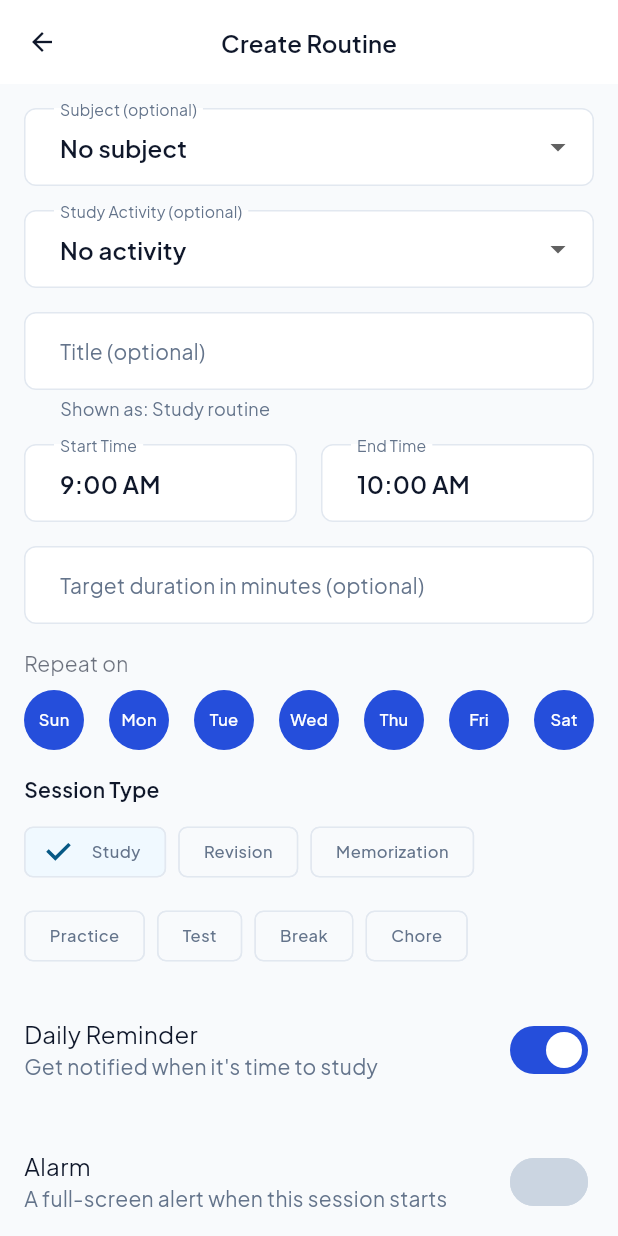
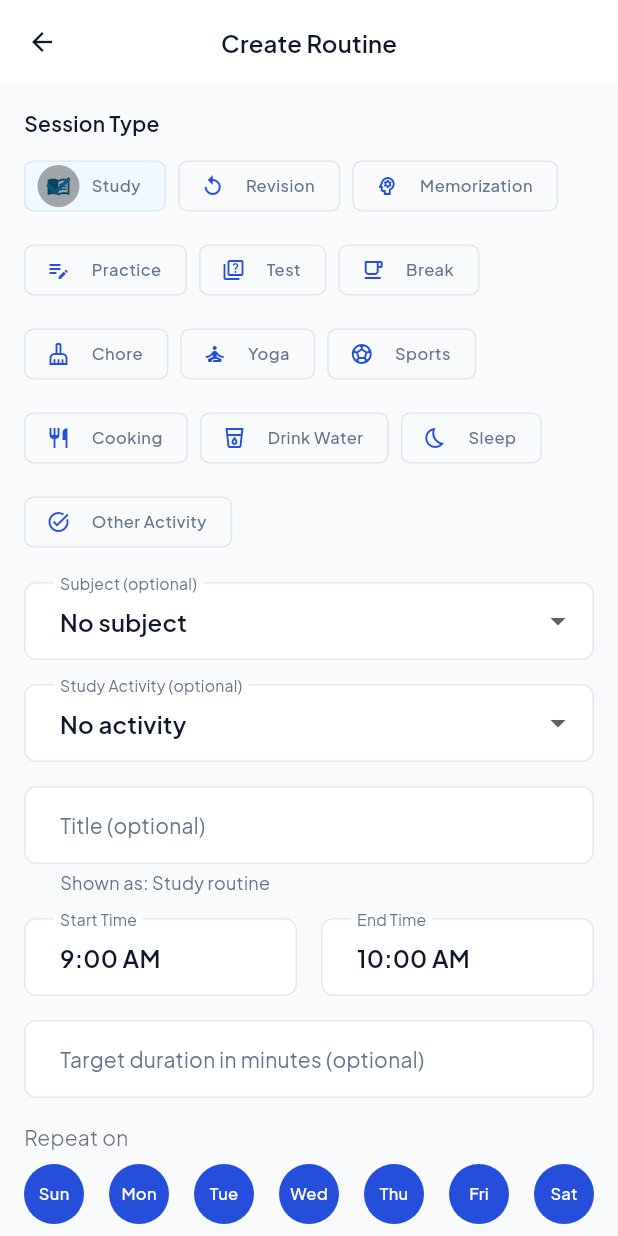
Before and after one commit to raunakkumar7176/My-APP, a Flutter app: the RoutineCreateScreen screen opened by its route, on a phone screen of 412 x 824 dp. Run offline on Flutter 3.47's test engine with Material 3 defaults, Android fonts, the phone set to English and light mode, and no system bars; our stand-ins replace connectivity_plus, device_info_plus, file_picker, firebase_core, firebase_messaging, fl_chart and 15 more; accounts and stored records are empty; project files that could hold a hidden picture were left out.

Commit message:
fix: retire duplicate routine alarm system, fix weekly-subset scheduling, add life-activity session types
Two separate alarm schedulers (AcademicAlarmService and RoutineSchedulerService)
were both being invoked for every alarm-enabled routine, producing duplicate/
conflicting notifications with different sounds. RoutineSchedulerService is now
the sole authority (it already has the Done/+10min action buttons and offline
sync the other lacked); AcademicAlarmService is deleted.

Also fixed a real timing bug: for a routine recurring on a subset of weekdays
(e.g. Mon/Wed/Fri), the scheduler registered only ONE recurring entry for the
first matching weekday, so the other days silently never fired. Now one
zonedSchedule entry is registered per weekday in the set. Also fixed the
snooze action reusing the same notification id as the routine's own recurring
alarm, which silently cancelled all future recurrences after the first snooze.

Added five non-academic session types (Yoga, Sports, Cooking, Drink Water,
Sleep, Other) with their own icons; the create form now hides the
Subject/Chapter/Activity fields for non-academic types instead of forcing an
academic context onto a life activity.

Co-Authored-By: Claude Sonnet 5 <noreply@anthropic.com>

```diff
--- a/lib/app/app_shell.dart
+++ b/lib/app/app_shell.dart
@@ -6,7 +6,7 @@ import 'package:go_router/go_router.dart';
 
 import '../core/logging/app_logger.dart';
 import '../core/models/referral_status.dart';
-import '../core/services/academic_alarm_service.dart';
+import '../core/services/notifications/routine_scheduler_service.dart';
 import '../core/services/profile_service.dart';
 import '../core/services/push_notification_service.dart';
 import '../core/services/settings/library_mode_controller.dart';
@@ -195,7 +195,7 @@ class _AppShellState extends State<AppShell> with WidgetsBindingObserver {
   Future<void> _resyncRoutineAlarms() async {
     try {
       final routines = await const SupabaseRoutineRepository().list();
-      await AcademicAlarmService.resyncAlarms(routines);
+      await RoutineSchedulerService.instance.rescheduleAllActive(routines);
     } catch (e) {
       AppLogger.warning('AppShell: routine alarm resync failed: $e');
     }
--- a/lib/core/models/routine.dart
+++ b/lib/core/models/routine.dart
@@ -1,3 +1,5 @@
+import 'package:flutter/material.dart' show IconData, Icons;
+
 /// A daily study routine task (maps to `routines` table).
 ///
 /// RLS ensures users can only access their own routines.
@@ -50,8 +52,8 @@ final class Routine {
   /// 'study' | 'revision' | 'memorization' | 'practice' | 'test' | 'break' | 'chore'.
   final String sessionType;
 
-  /// Whether [AcademicAlarmService] should schedule a local alarm for this
-  /// session's start time.
+  /// Whether [RoutineSchedulerService] should schedule a local alarm for
+  /// this session's start time.
   final bool hasAlarm;
 
   /// 0 = alarm at the exact start time; >0 = that many minutes before.
@@ -171,7 +173,35 @@ final class Routine {
     return diff;
   }
 
-  static const sessionTypes = ['study', 'revision', 'memorization', 'practice', 'test', 'break', 'chore'];
+  static const sessionTypes = [
+    'study',
+    'revision',
+    'memorization',
+    'practice',
+    'test',
+    'break',
+    'chore',
+    'yoga',
+    'sports',
+    'cooking',
+    'hydration',
+    'sleep',
+    'other',
+  ];
+
+  /// Session types that are not academic study — Subject/Chapter/Topic/
+  /// Study-Activity are irrelevant for these, so the create form hides
+  /// them. True for 'study'/'revision'/'memorization'/'practice'/'test',
+  /// since those are the ones a subject actually applies to.
+  bool get isAcademic => isAcademicType(sessionType);
+
+  static bool isAcademicType(String type) => const {
+        'study',
+        'revision',
+        'memorization',
+        'practice',
+        'test',
+      }.contains(type);
 
   String get sessionTypeLabel => labelForSessionType(sessionType);
 
@@ -189,9 +219,57 @@ final class Routine {
         return 'Break';
       case 'chore':
         return 'Chore';
+      case 'yoga':
+        return 'Yoga';
+      case 'sports':
+        return 'Sports';
+      case 'cooking':
+        return 'Cooking';
+      case 'hydration':
+        return 'Drink Water';
+      case 'sleep':
+        return 'Sleep';
+      case 'other':
+        return 'Other Activity';
       case 'study':
       default:
         return 'Study';
+    }
+  }
+
+  /// Icon for this session's type — used by the routine list/cards so a
+  /// Yoga slot doesn't look like a Study slot at a glance.
+  IconData get sessionTypeIcon => iconForSessionType(sessionType);
+
+  static IconData iconForSessionType(String type) {
+    switch (type) {
+      case 'revision':
+        return Icons.replay_outlined;
+      case 'memorization':
+        return Icons.psychology_outlined;
+      case 'practice':
+        return Icons.edit_note_outlined;
+      case 'test':
+        return Icons.quiz_outlined;
+      case 'break':
+        return Icons.free_breakfast_outlined;
+      case 'chore':
+        return Icons.cleaning_services_outlined;
+      case 'yoga':
+        return Icons.self_improvement_outlined;
+      case 'sports':
+        return Icons.sports_soccer_outlined;
+      case 'cooking':
+        return Icons.restaurant_outlined;
+      case 'hydration':
+        return Icons.local_drink_outlined;
+      case 'sleep':
+        return Icons.bedtime_outlined;
+      case 'other':
+        return Icons.task_alt_outlined;
+      case 'study':
+      default:
+        return Icons.menu_book_outlined;
     }
   }
 
--- a/lib/features/routine/screens/routine_create_screen.dart
+++ b/lib/features/routine/screens/routine_create_screen.dart
@@ -83,6 +83,8 @@ class _RoutineCreateScreenState extends State<RoutineCreateScreen> {
   String? _pendingTitle; // raw title awaiting topic names in edit mode
 
   bool get _isEditMode => widget.routineId != null;
+
+  bool get _isAcademicType => Routine.isAcademicType(_sessionType);
 
   @override
   void initState() {
@@ -277,7 +279,9 @@ class _RoutineCreateScreenState extends State<RoutineCreateScreen> {
       }
 
       final title = RoutineSchedule.composeTitle(
-        base: _titleController.text,
+        base: _titleController.text.trim().isEmpty && !_isAcademicType
+            ? Routine.labelForSessionType(_sessionType)
+            : _titleController.text,
         topic: _selectedTopic,
         activity: _selectedActivity,
       );
@@ -367,14 +371,18 @@ class _RoutineCreateScreenState extends State<RoutineCreateScreen> {
           padding: const EdgeInsets.all(16),
           children: [
             if (_error != null) _buildErrorBanner(),
-            _buildSubjectDropdown(),
+            _buildSessionTypePicker(),
             const SizedBox(height: 16),
-            if (_selectedSubjectId != null) ...[
-              _buildTopicDropdown(),
+            if (_isAcademicType) ...[
+              _buildSubjectDropdown(),
+              const SizedBox(height: 16),
+              if (_selectedSubjectId != null) ...[
+                _buildTopicDropdown(),
+                const SizedBox(height: 16),
+              ],
+              _buildActivityDropdown(),
               const SizedBox(height: 16),
             ],
-            _buildActivityDropdown(),
-            const SizedBox(height: 16),
             _buildTitleField(),
             const SizedBox(height: 16),
             _buildTimeRow(),
@@ -382,8 +390,6 @@ class _RoutineCreateScreenState extends State<RoutineCreateScreen> {
             _buildDurationField(),
             const SizedBox(height: 16),
             _buildWeekdayPicker(),
-            const SizedBox(height: 16),
-            _buildSessionTypePicker(),
             const SizedBox(height: 16),
             _buildReminderSwitch(),
             const SizedBox(height: 16),
@@ -428,7 +434,7 @@ class _RoutineCreateScreenState extends State<RoutineCreateScreen> {
       controller: _titleController,
       decoration: InputDecoration(
         labelText: 'Title (optional)',
-        hintText: 'e.g. Morning study',
+        hintText: _isAcademicType ? 'e.g. Morning study' : 'e.g. Evening walk',
         helperText: 'Shown as: $preview',
         border: const OutlineInputBorder(),
       ),
@@ -659,9 +665,18 @@ class _RoutineCreateScreenState extends State<RoutineCreateScreen> {
             for (final type in Routine.sessionTypes)
               ChoiceChip(
                 key: Key('routine_session_type_$type'),
+                avatar: Icon(Routine.iconForSessionType(type), size: 16),
                 label: Text(Routine.labelForSessionType(type)),
                 selected: _sessionType == type,
-                onSelected: (_) => setState(() => _sessionType = type),
+                onSelected: (_) => setState(() {
+                  _sessionType = type;
+                  if (!Routine.isAcademicType(type)) {
+                    _selectedSubjectId = null;
+                    _selectedTopic = null;
+                    _selectedActivity = null;
+                    _topics = [];
+                  }
+                }),
               ),
           ],
         ),
--- a/lib/features/routine/widgets/routine_card.dart
+++ b/lib/features/routine/widgets/routine_card.dart
@@ -39,7 +39,7 @@ class RoutineCard extends StatelessWidget {
                   borderRadius: BorderRadius.circular(10),
                 ),
                 child: Icon(
-                  isCompleted ? Icons.check_circle : Icons.schedule,
+                  isCompleted ? Icons.check_circle : routine.sessionTypeIcon,
                   color: isCompleted ? AppColors.success : AppColors.primaryLight,
                 ),
               ),
```
Also changed, not shown: lib/core/services/academic_alarm_service.dart (deleted, +0 -108 lines), lib/core/services/notifications/routine_scheduler_service.dart (added, +317 -0 lines), lib/core/services/push_notification_service.dart (+30 -3 lines), lib/features/routine/state/routine_controller.dart (+6 -3 lines).
